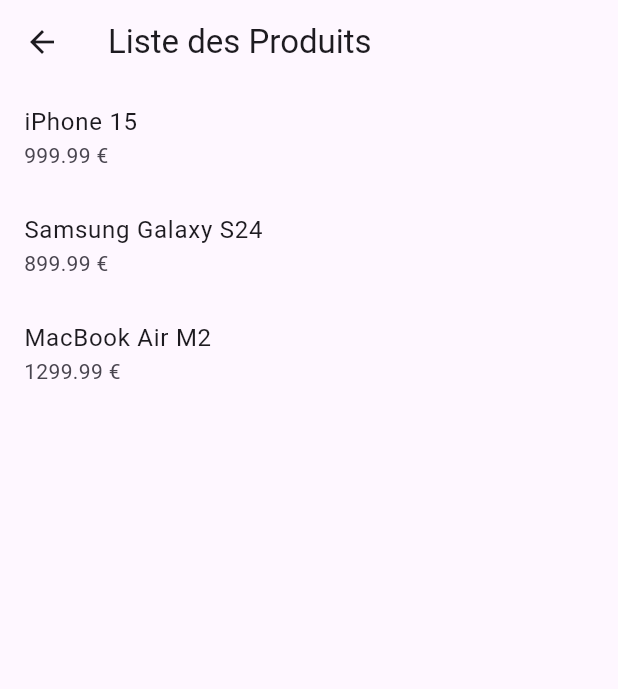
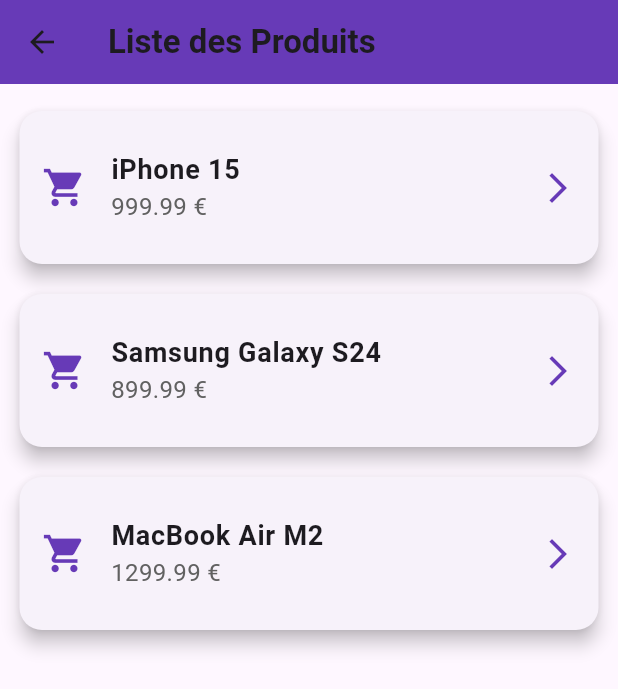
Before and after one commit to dohadahrabou01/mini_app_products_sdk, a Flutter app: the ProductListScreen screen opened directly, on a phone screen of 412 x 824 dp. Shown: the top 689 px of the screen. Run offline on Flutter 3.47's test engine with Material 3 defaults, Android fonts, the phone set to English and light mode, and no system bars; our stand-ins replace plugin_platform_interface, web.

Commit message:
changer le design

```diff
--- a/lib/src/screens/product_list_screen.dart
+++ b/lib/src/screens/product_list_screen.dart
@@ -11,15 +11,46 @@
   @override
   Widget build(BuildContext context) {
     return Scaffold(
-      appBar: AppBar(title: Text("Liste des Produits")),
-      body: ListView.builder(
-        itemCount: products.length,
-        itemBuilder: (context, index) {
-          return ListTile(
-            title: Text(products[index].name),
-            subtitle: Text("${products[index].price} €"),
-          );
-        },
+      appBar: AppBar(
+        title: Text(
+          "Liste des Produits",
+          style: TextStyle(fontSize: 22, fontWeight: FontWeight.bold),
+        ),
+        backgroundColor: Colors.deepPurple,
+      ),
+      body: Padding(
+        padding: const EdgeInsets.all(8.0),
+        child: ListView.builder(
+          itemCount: products.length,
+          itemBuilder: (context, index) {
+            return Card(
+              elevation: 5,
+              margin: EdgeInsets.symmetric(vertical: 10, horizontal: 5),
+              shape: RoundedRectangleBorder(
+                borderRadius: BorderRadius.circular(15),
+              ),
+              child: ListTile(
+                contentPadding: EdgeInsets.all(15),
+                leading: Icon(Icons.shopping_cart, color: Colors.deepPurple, size: 30),
+                title: Text(
+                  products[index].name,
+                  style: TextStyle(fontSize: 18, fontWeight: FontWeight.bold),
+                ),
+                subtitle: Text(
+                  "${products[index].price.toStringAsFixed(2)} €",
+                  style: TextStyle(fontSize: 16, color: Colors.grey[700]),
+                ),
+                trailing: Icon(Icons.arrow_forward_ios, color: Colors.deepPurple),
+                onTap: () {
+                  // Action lors du clic sur un produit
+                  ScaffoldMessenger.of(context).showSnackBar(
+                    SnackBar(content: Text("Produit sélectionné: ${products[index].name}")),
+                  );
+                },
+              ),
+            );
+          },
+        ),
       ),
     );
   }
```
